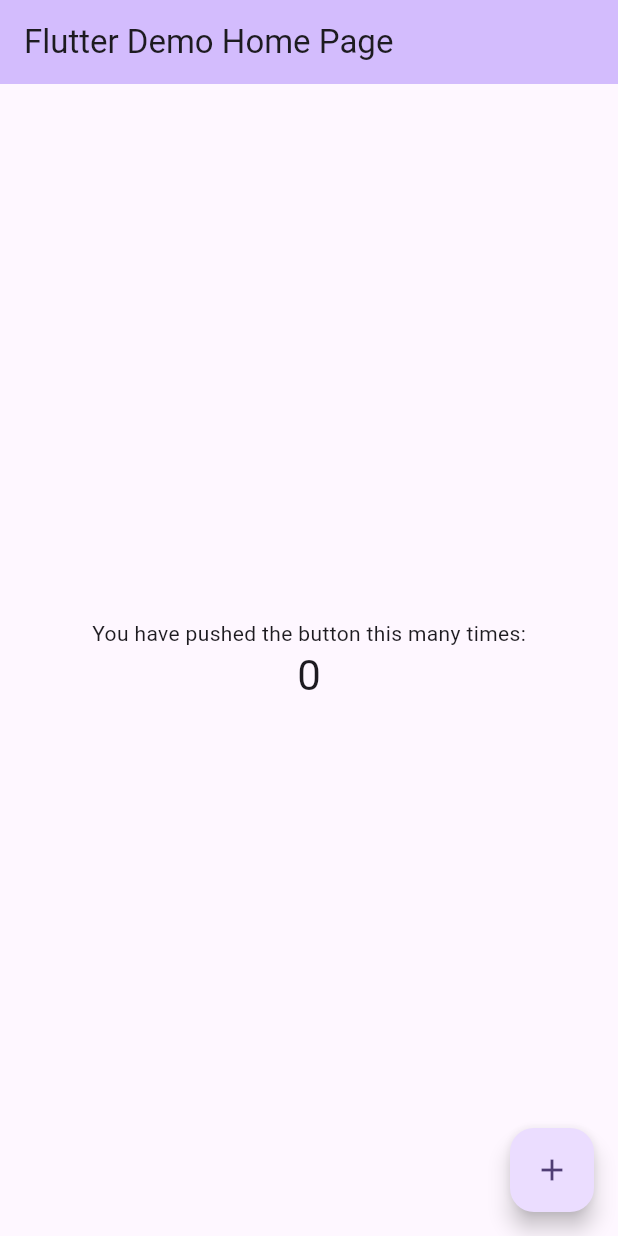
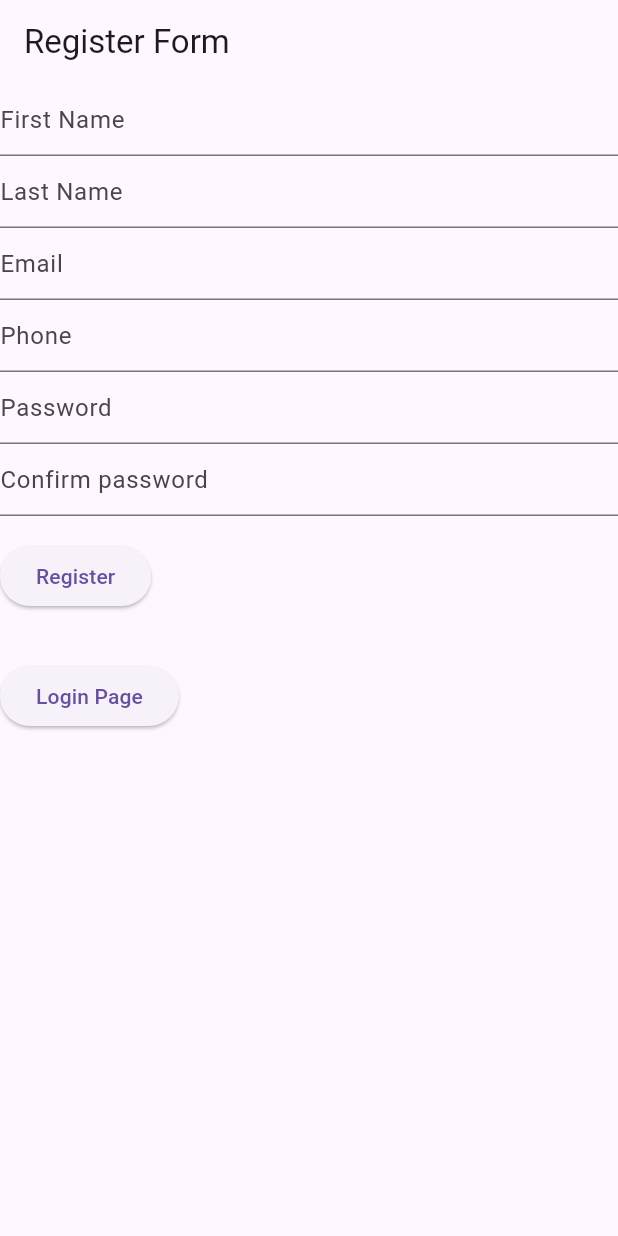
Before and after one commit to SankalpaHettiarachchi/OnMyWay-APP, a Flutter app: the screen it shows after launch, on a phone screen of 412 x 824 dp. Run offline on Flutter 3.47's test engine with Material 3 defaults, Android fonts, the phone set to English and light mode, and no system bars; our stand-ins replace get.

Commit message:
Register form Done

```diff
--- a/lib/main.dart
+++ b/lib/main.dart
@@ -1,125 +1,33 @@
 import 'package:flutter/material.dart';
+import 'views/register.dart';
+import 'views/login.dart';
 
 void main() {
-  runApp(const MyApp());
+  runApp(const OnMyWay());
 }
 
-class MyApp extends StatelessWidget {
-  const MyApp({super.key});
+class OnMyWay extends StatelessWidget
+{
+  const OnMyWay({super.key});
 
-  // This widget is the root of your application.
-  @override
+  // @override
+  // Widget build(BuildContext context) {
+  //   return MaterialApp(
+  //     title: "OnMyWay",
+  //     home: Scaffold(
+  //       appBar: AppBar(
+  //            title: const Text("OnMyWay"),
+  //            backgroundColor: Colors.blueAccent,
+  //       ),
+  //     ),
+  //   );
+  // }
+
+    @override
   Widget build(BuildContext context) {
-    return MaterialApp(
-      title: 'Flutter Demo',
-      theme: ThemeData(
-        // This is the theme of your application.
-        //
-        // TRY THIS: Try running your application with "flutter run". You'll see
-        // the application has a purple toolbar. Then, without quitting the app,
-        // try changing the seedColor in the colorScheme below to Colors.green
-        // and then invoke "hot reload" (save your changes or press the "hot
-        // reload" button in a Flutter-supported IDE, or press "r" if you used
-        // the command line to start the app).
-        //
-        // Notice that the counter didn't reset back to zero; the application
-        // state is not lost during the reload. To reset the state, use hot
-        // restart instead.
-        //
-        // This works for code too, not just values: Most code changes can be
-        // tested with just a hot reload.
-        colorScheme: ColorScheme.fromSeed(seedColor: Colors.deepPurple),
-        useMaterial3: true,
-      ),
-      home: const MyHomePage(title: 'Flutter Demo Home Page'),
+    return const MaterialApp(
+      title: "OnMyWay",
+      home: FormExampleApp(),
     );
   }
 }
-
-class MyHomePage extends StatefulWidget {
-  const MyHomePage({super.key, required this.title});
-
-  // This widget is the home page of your application. It is stateful, meaning
-  // that it has a State object (defined below) that contains fields that affect
-  // how it looks.
-
-  // This class is the configuration for the state. It holds the values (in this
-  // case the title) provided by the parent (in this case the App widget) and
-  // used by the build method of the State. Fields in a Widget subclass are
-  // always marked "final".
-
-  final String title;
-
-  @override
-  State<MyHomePage> createState() => _MyHomePageState();
-}
-
-class _MyHomePageState extends State<MyHomePage> {
-  int _counter = 0;
-
-  void _incrementCounter() {
-    setState(() {
-      // This call to setState tells the Flutter framework that something has
-      // changed in this State, which causes it to rerun the build method below
-      // so that the display can reflect the updated values. If we changed
-      // _counter without calling setState(), then the build method would not be
-      // called again, and so nothing would appear to happen.
-      _counter++;
-    });
-  }
-
-  @override
-  Widget build(BuildContext context) {
-    // This method is rerun every time setState is called, for instance as done
-    // by the _incrementCounter method above.
-    //
-    // The Flutter framework has been optimized to make rerunning build methods
-    // fast, so that you can just rebuild anything that needs updating rather
-    // than having to individually change instances of widgets.
-    return Scaffold(
-      appBar: AppBar(
-        // TRY THIS: Try changing the color here to a specific color (to
-        // Colors.amber, perhaps?) and trigger a hot reload to see the AppBar
-        // change color while the other colors stay the same.
-        backgroundColor: Theme.of(context).colorScheme.inversePrimary,
-        // Here we take the value from the MyHomePage object that was created by
-        // the App.build method, and use it to set our appbar title.
-        title: Text(widget.title),
-      ),
-      body: Center(
-        // Center is a layout widget. It takes a single child and positions it
-        // in the middle of the parent.
-        child: Column(
-          // Column is also a layout widget. It takes a list of children and
-          // arranges them vertically. By default, it sizes itself to fit its
-          // children horizontally, and tries to be as tall as its parent.
-          //
-          // Column has various properties to control how it sizes itself and
-          // how it positions its children. Here we use mainAxisAlignment to
-          // center the children vertically; the main axis here is the vertical
-          // axis because Columns are vertical (the cross axis would be
-          // horizontal).
-          //
-          // TRY THIS: Invoke "debug painting" (choose the "Toggle Debug Paint"
-          // action in the IDE, or press "p" in the console), to see the
-          // wireframe for each widget.
-          mainAxisAlignment: MainAxisAlignment.center,
-          children: <Widget>[
-            const Text(
-              'You have pushed the button this many times:',
-            ),
-            Text(
-              '$_counter',
-              style: Theme.of(context).textTheme.headlineMedium,
-            ),
-          ],
-        ),
-      ),
-      floatingActionButton: FloatingActionButton(
-        onPressed: _incrementCounter,
-        tooltip: 'Increment',
-        child: const Icon(Icons.add),
-      ), // This trailing comma makes auto-formatting nicer for build methods.
-    );
-  }
-}
--- /dev/null
+++ b/lib/views/login.dart
@@ -0,0 +1,20 @@
+import "package:flutter/material.dart";
+
+class Login extends StatefulWidget {
+  const Login({super.key});
+
+  @override
+  State<Login> createState() => _LoginState();
+}
+
+class _LoginState extends State<Login>
+{
+  @override
+  Widget build(BuildContext context) {
+    return Scaffold(
+      body: Center(
+        child: Text("Login"),
+      ),
+    );
+  }
+}
--- /dev/null
+++ b/lib/views/register.dart
@@ -0,0 +1,135 @@
+import 'package:flutter/material.dart';
+import 'package:onmyway/views/login.dart';
+import 'package:get/get.dart';
+
+/// Flutter code sample for [Form].
+
+void main() => runApp(const FormExampleApp());
+
+class FormExampleApp extends StatelessWidget {
+  const FormExampleApp({super.key});
+
+  @override
+  Widget build(BuildContext context) {
+    return MaterialApp(
+      home: Scaffold(
+        appBar: AppBar(title: const Text('Register Form')),
+        body: const FormExample(),
+      ),
+    );
+  }
+}
+
+class FormExample extends StatefulWidget {
+  const FormExample({super.key});
+
+  @override
+  State<FormExample> createState() => _FormExampleState();
+}
+
+class _FormExampleState extends State<FormExample> {
+  final GlobalKey<FormState> _formKey = GlobalKey<FormState>();
+
+  @override
+  Widget build(BuildContext context) {
+    return Form(
+      key: _formKey,
+      child: Column(
+        crossAxisAlignment: CrossAxisAlignment.start,
+        children: <Widget>[
+          TextFormField(
+            decoration: const InputDecoration(
+              hintText: 'First Name',
+            ),
+            validator: (String? value) {
+              if (value == null || value.isEmpty) {
+                return 'Please enter some text';
+              }
+              return null;
+            },
+          ),
+          TextFormField(
+            decoration: const InputDecoration(
+              hintText: 'Last Name',
+            ),
+            validator: (String? value) {
+              if (value == null || value.isEmpty) {
+                return 'Please enter some text';
+              }
+              return null;
+            },
+          ),
+          TextFormField(
+            decoration: const InputDecoration(
+              hintText: 'Email',
+            ),
+            validator: (String? value) {
+              if (value == null || value.isEmpty) {
+                return 'Please enter some text';
+              }
+              return null;
+            },
+          ),
+          TextFormField(
+            decoration: const InputDecoration(
+              hintText: 'Phone',
+            ),
+            validator: (String? value) {
+              if (value == null || value.isEmpty) {
+                return 'Please enter some text';
+              }
+              return null;
+            },
+          ),
+          TextFormField(
+            decoration: const InputDecoration(
+              hintText: 'Password',
+            ),
+            validator: (String? value) {
+              if (value == null || value.isEmpty) {
+                return 'Please enter some text';
+              }
+              return null;
+            },
+          ),
+          TextFormField(
+            decoration: const InputDecoration(
+              hintText: 'Confirm password',
+            ),
+            validator: (String? value) {
+              if (value == null || value.isEmpty) {
+                return 'Please enter some text';
+              }
+              return null;
+            },
+          ),
+          Padding(
+            padding: const EdgeInsets.symmetric(vertical: 16.0),
+            child: ElevatedButton(
+              onPressed: () {
+                // Validate will return true if the form is valid, or false if
+                // the form is invalid.
+                if (_formKey.currentState!.validate()) {
+                  // Process data.
+                }
+              },
+              child: const Text('Register'),
+            ),
+          ),
+          Padding(
+            padding: const EdgeInsets.symmetric(vertical: 16.0),
+            child: ElevatedButton(
+              onPressed: () {
+                Get.to(() => Login());
+                if (_formKey.currentState!.validate()) {
+                  // Process data.
+                }
+              },
+              child: const Text('Login Page'),
+            ),
+          ),
+        ],
+      ),
+    );
+  }
+}
```
